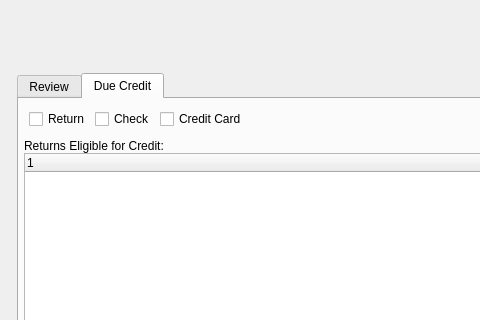
First picture: the form in guiclient/returnAuthorizationWorkbench.ui, repository Pegasus-RPG/xtuple-client, before the edit; both pictures show x 0 to 480 and y 0 to 320 of the 839 by 600 pixel window.
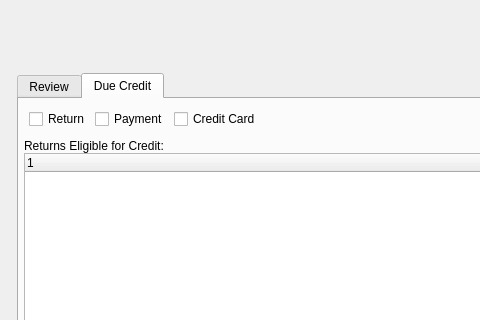
Second picture: the form after the edit. The open tabs and pages were chosen to show the change. Custom widgets are drawn as their Qt base class.

Commit message: Issue #25701: Alter various screens to replace reference to Check with Payments

Diff of the .ui file:
```diff
--- a/guiclient/returnAuthorizationWorkbench.ui
+++ b/guiclient/returnAuthorizationWorkbench.ui
@@ -341,7 +341,7 @@
            <item>
             <widget class="XCheckBox" name="_check">
              <property name="text">
-              <string>Check</string>
+              <string>Payment</string>
              </property>
             </widget>
            </item>
```
The commit also changes 11 other files.
